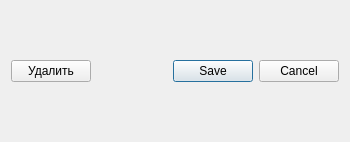
This is inputeditform.ui in Prygoon/Diploma as Qt 5 draws it before an edit. The edited form follows.
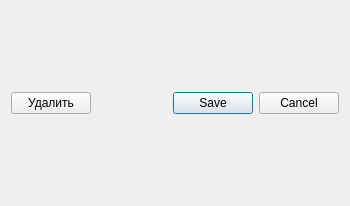
This is the edited form.

The edit to the form file:
```diff
--- a/inputeditform.ui
+++ b/inputeditform.ui
@@ -7,7 +7,7 @@
     <x>0</x>
     <y>0</y>
     <width>350</width>
-    <height>142</height>
+    <height>206</height>
    </rect>
   </property>
   <property name="sizePolicy">
@@ -19,24 +19,23 @@
   <property name="minimumSize">
    <size>
     <width>350</width>
-    <height>142</height>
+    <height>206</height>
    </size>
   </property>
   <property name="maximumSize">
    <size>
     <width>350</width>
-    <height>142</height>
+    <height>206</height>
    </size>
   </property>
   <property name="windowTitle">
    <string>Dialog</string>
   </property>
   <layout class="QGridLayout" name="gridLayout">
-   <item row="1" column="0">
+   <item row="0" column="0">
+    <layout class="QVBoxLayout" name="generalVerticalLayout">
+     <item>
     <layout class="QHBoxLayout" name="horizontalLayout">
-     <property name="topMargin">
-      <number>0</number>
-     </property>
      <item>
       <widget class="QPushButton" name="delete_pushButton">
        <property name="text">
@@ -69,6 +68,8 @@
         <set>QDialogButtonBox::Cancel|QDialogButtonBox::Save</set>
        </property>
       </widget>
+       </item>
+      </layout>
      </item>
     </layout>
    </item>
```
Left out of the diff: 3 changed lines with no effect on the pictures. Lines whose indentation alone changed are shown as unchanged.
